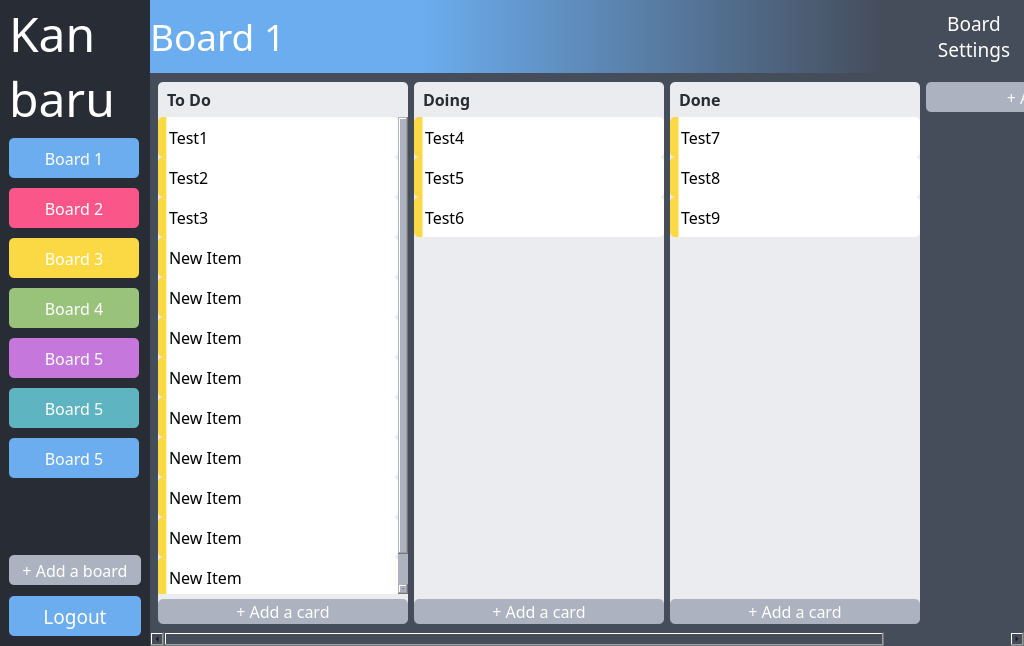
Qt form src/ui/main.ui (dulapahv/Kanbaru) before a commit.
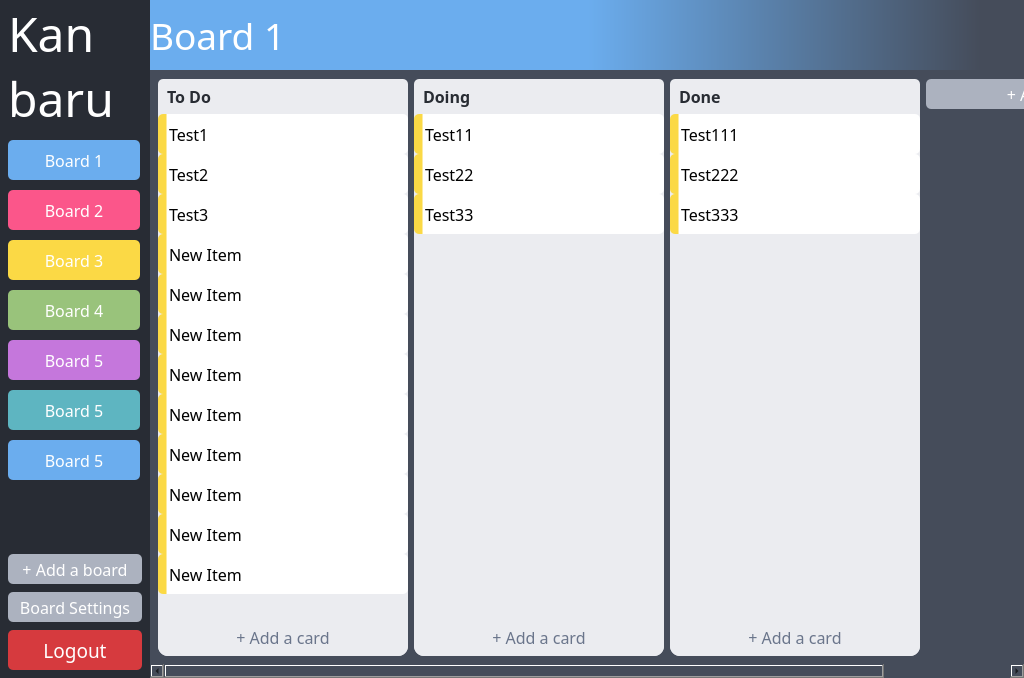
The same form after that commit.

```diff
--- a/src/ui/main.ui
+++ b/src/ui/main.ui
@@ -7,7 +7,7 @@
     <x>0</x>
     <y>0</y>
     <width>1024</width>
-    <height>646</height>
+    <height>678</height>
    </rect>
   </property>
   <property name="windowTitle">
@@ -75,14 +75,20 @@
           <string notr="true">background-color: #282c34;</string>
          </property>
          <layout class="QVBoxLayout" name="verticalLayout_2">
+          <property name="spacing">
+           <number>8</number>
+          </property>
           <property name="leftMargin">
-           <number>9</number>
+           <number>8</number>
           </property>
           <property name="topMargin">
            <number>0</number>
           </property>
+          <property name="rightMargin">
+           <number>8</number>
+          </property>
           <property name="bottomMargin">
-           <number>0</number>
+           <number>8</number>
           </property>
           <item>
            <widget class="QLabel" name="label_5">
@@ -127,8 +133,8 @@
               <rect>
                <x>0</x>
                <y>0</y>
-               <width>132</width>
-               <height>389</height>
+               <width>134</width>
+               <height>407</height>
               </rect>
              </property>
              <layout class="QVBoxLayout" name="verticalLayout_4">
@@ -352,22 +358,6 @@
             </widget>
            </widget>
           </item>
-          <item>
-           <spacer name="verticalSpacer_10">
-            <property name="orientation">
-             <enum>Qt::Vertical</enum>
-            </property>
-            <property name="sizeType">
-             <enum>QSizePolicy::Fixed</enum>
-            </property>
-            <property name="sizeHint" stdset="0">
-             <size>
-              <width>20</width>
-              <height>5</height>
-             </size>
-            </property>
-           </spacer>
-          </item>
           <item>
            <widget class="QPushButton" name="pushButton_13">
             <property name="minimumSize">
@@ -395,20 +385,30 @@
            </widget>
           </item>
           <item>
-           <spacer name="verticalSpacer_5">
-            <property name="orientation">
-             <enum>Qt::Vertical</enum>
-            </property>
-            <property name="sizeType">
-             <enum>QSizePolicy::Fixed</enum>
-            </property>
-            <property name="sizeHint" stdset="0">
+           <widget class="QPushButton" name="pushButton_15">
+            <property name="minimumSize">
              <size>
-              <width>20</width>
-              <height>5</height>
+              <width>0</width>
+              <height>30</height>
              </size>
             </property>
-           </spacer>
+            <property name="font">
+             <font>
+              <family>Torus Pro</family>
+              <pointsize>12</pointsize>
+             </font>
+            </property>
+            <property name="cursor">
+             <cursorShape>PointingHandCursor</cursorShape>
+            </property>
+            <property name="styleSheet">
+             <string notr="true">QPushButton {background-color: #acb2bf; color: #ffffff; border-radius: 5px}
+QPushButton:hover {background-color: #7e828c;}</string>
+            </property>
+            <property name="text">
+             <string>Board Settings</string>
+            </property>
+           </widget>
           </item>
           <item>
            <widget class="QPushButton" name="pushButton_7">
@@ -428,30 +428,14 @@
              <cursorShape>PointingHandCursor</cursorShape>
             </property>
             <property name="styleSheet">
-             <string notr="true">QPushButton {background-color: #6badee; color: #ffffff; border-radius: 5px}
-QPushButton:hover {background-color: #5487bb;}</string>
+             <string notr="true">QPushButton {background-color: #d63a3e; color: #ffffff; border-radius: 5px}
+QPushButton:hover {background-color: #9e2a2a;}</string>
             </property>
             <property name="text">
              <string>Logout</string>
             </property>
            </widget>
           </item>
-          <item>
-           <spacer name="verticalSpacer_9">
-            <property name="orientation">
-             <enum>Qt::Vertical</enum>
-            </property>
-            <property name="sizeType">
-             <enum>QSizePolicy::Fixed</enum>
-            </property>
-            <property name="sizeHint" stdset="0">
-             <size>
-              <width>20</width>
-              <height>10</height>
-             </size>
-            </property>
-           </spacer>
-          </item>
          </layout>
         </widget>
        </item>
@@ -464,6 +448,12 @@
            </property>
            <item>
             <widget class="QLabel" name="label">
+             <property name="minimumSize">
+              <size>
+               <width>0</width>
+               <height>70</height>
+              </size>
+             </property>
              <property name="font">
               <font>
                <family>Torus Pro</family>
@@ -471,7 +461,7 @@
               </font>
              </property>
              <property name="styleSheet">
-              <string notr="true">background-color: qlineargradient(spread:pad, x1:0.35, y1:0.5, x2:0.95, y2:0.5, stop:0 rgba(107, 173, 238, 255), stop:1 rgba(69, 76, 90, 255));
+              <string notr="true">background-color: qlineargradient(spread:pad, x1:0.5, y1:0.5, x2:0.95, y2:0.5, stop:0 rgba(107, 173, 238, 255), stop:1 rgba(69, 76, 90, 255));
 color: #FFFFFF;</string>
              </property>
              <property name="text">
@@ -482,48 +472,6 @@
              </property>
             </widget>
            </item>
-           <item>
-            <widget class="QPushButton" name="pushButton_14">
-             <property name="sizePolicy">
-              <sizepolicy hsizetype="Fixed" vsizetype="Fixed">
-               <horstretch>0</horstretch>
-               <verstretch>0</verstretch>
-              </sizepolicy>
-             </property>
-             <property name="minimumSize">
-              <size>
-               <width>100</width>
-               <height>73</height>
-              </size>
-             </property>
-             <property name="font">
-              <font>
-               <family>Torus Pro</family>
-               <pointsize>14</pointsize>
-              </font>
-             </property>
-             <property name="cursor">
-              <cursorShape>PointingHandCursor</cursorShape>
-             </property>
-             <property name="styleSheet">
-              <string notr="true">QPushButton {background-color: #454c5a; color: #ffffff; border-radius: 5px}
-QPushButton:hover {background-color: #7e828c;}</string>
-             </property>
-             <property name="text">
-              <string>Board
-Settings</string>
-             </property>
-             <property name="autoDefault">
-              <bool>false</bool>
-             </property>
-             <property name="default">
-              <bool>false</bool>
-             </property>
-             <property name="flat">
-              <bool>false</bool>
-             </property>
-            </widget>
-           </item>
           </layout>
          </item>
          <item>
@@ -570,10 +518,10 @@
               <widget class="QWidget" name="scrollAreaWidgetContents">
                <property name="geometry">
                 <rect>
-                 <x>0</x>
+                 <x>-20</x>
                  <y>0</y>
                  <width>1032</width>
-                 <height>544</height>
+                 <height>579</height>
                 </rect>
                </property>
                <layout class="QHBoxLayout" name="horizontalLayout_5">
@@ -787,21 +735,20 @@
                     </widget>
                    </item>
                    <item>
-                    <spacer name="verticalSpacer_6">
-                     <property name="orientation">
-                      <enum>Qt::Vertical</enum>
-                     </property>
-                     <property name="sizeType">
-                      <enum>QSizePolicy::Fixed</enum>
-                     </property>
-                     <property name="sizeHint" stdset="0">
-                      <size>
-                       <width>20</width>
-                       <height>5</height>
-                      </size>
-                     </property>
-                    </spacer>
-                   </item>
+                    <widget class="QWidget" name="widget_8" native="true">
+                     <layout class="QVBoxLayout" name="verticalLayout_6">
+                      <property name="leftMargin">
+                       <number>6</number>
+                      </property>
+                      <property name="topMargin">
+                       <number>6</number>
+                      </property>
+                      <property name="rightMargin">
+                       <number>6</number>
+                      </property>
+                      <property name="bottomMargin">
+                       <number>6</number>
+                      </property>
                    <item>
                     <widget class="QPushButton" name="pushButton_4">
                      <property name="minimumSize">
@@ -820,12 +767,15 @@
                       <cursorShape>PointingHandCursor</cursorShape>
                      </property>
                      <property name="styleSheet">
-                      <string notr="true">QPushButton {background-color: #acb2bf; color: #ffffff; border-radius: 5px}
-QPushButton:hover {background-color: #7e828c;}</string>
+                         <string notr="true">QPushButton {background-color: #ebecf0; color: #6a758b; border-radius: 5px}
+QPushButton:hover {background-color: #dadbe2; color: #505b76}</string>
                      </property>
                      <property name="text">
                       <string>+ Add a card</string>
                      </property>
+                       </widget>
+                      </item>
+                     </layout>
                     </widget>
                    </item>
                   </layout>
@@ -867,12 +817,6 @@
                    </property>
                    <item>
                     <widget class="QLabel" name="label_3">
-                     <property name="sizePolicy">
-                      <sizepolicy hsizetype="Preferred" vsizetype="Fixed">
-                       <horstretch>0</horstretch>
-                       <verstretch>0</verstretch>
-                      </sizepolicy>
-                     </property>
                      <property name="minimumSize">
                       <size>
                        <width>0</width>
@@ -919,7 +863,7 @@
                    <item>
                     <widget class="QListWidget" name="listWidget_4">
                      <property name="sizePolicy">
-                      <sizepolicy hsizetype="Fixed" vsizetype="Minimum">
+                      <sizepolicy hsizetype="Fixed" vsizetype="Expanding">
                        <horstretch>0</horstretch>
                        <verstretch>0</verstretch>
                       </sizepolicy>
@@ -965,7 +909,7 @@
                      </property>
                      <item>
                       <property name="text">
-                       <string>Test4</string>
+                       <string>Test11</string>
                       </property>
                       <property name="flags">
                        <set>ItemIsSelectable|ItemIsEditable|ItemIsDragEnabled|ItemIsUserCheckable|ItemIsEnabled</set>
@@ -973,7 +917,7 @@
                      </item>
                      <item>
                       <property name="text">
-                       <string>Test5</string>
+                       <string>Test22</string>
                       </property>
                       <property name="flags">
                        <set>ItemIsSelectable|ItemIsEditable|ItemIsDragEnabled|ItemIsUserCheckable|ItemIsEnabled</set>
@@ -981,7 +925,7 @@
                      </item>
                      <item>
                       <property name="text">
-                       <string>Test6</string>
+                       <string>Test33</string>
                       </property>
                       <property name="flags">
                        <set>ItemIsSelectable|ItemIsEditable|ItemIsDragEnabled|ItemIsUserCheckable|ItemIsEnabled</set>
@@ -990,21 +934,20 @@
                     </widget>
                    </item>
                    <item>
-                    <spacer name="verticalSpacer_7">
-                     <property name="orientation">
-                      <enum>Qt::Vertical</enum>
-                     </property>
-                     <property name="sizeType">
-                      <enum>QSizePolicy::Fixed</enum>
-                     </property>
-                     <property name="sizeHint" stdset="0">
-                      <size>
-                       <width>20</width>
-                       <height>5</height>
-                      </size>
-                     </property>
-                    </spacer>
-                   </item>
+                    <widget class="QWidget" name="widget_9" native="true">
+                     <layout class="QVBoxLayout" name="verticalLayout_7">
+                      <property name="leftMargin">
+                       <number>6</number>
+                      </property>
+                      <property name="topMargin">
+                       <number>6</number>
+                      </property>
+                      <property name="rightMargin">
+                       <number>6</number>
+                      </property>
+                      <property name="bottomMargin">
+                       <number>6</number>
+                      </property>
                    <item>
                     <widget class="QPushButton" name="pushButton_5">
                      <property name="minimumSize">
@@ -1023,12 +966,15 @@
                       <cursorShape>PointingHandCursor</cursorShape>
                      </property>
                      <property name="styleSheet">
-                      <string notr="true">QPushButton {background-color: #acb2bf; color: #ffffff; border-radius: 5px}
-QPushButton:hover {background-color: #7e828c;}</string>
+                         <string notr="true">QPushButton {background-color: #ebecf0; color: #6a758b; border-radius: 5px}
+QPushButton:hover {background-color: #dadbe2; color: #505b76}</string>
                      </property>
                      <property name="text">
                       <string>+ Add a card</string>
                      </property>
+                       </widget>
+                      </item>
+                     </layout>
                     </widget>
                    </item>
                   </layout>
@@ -1052,7 +998,7 @@
                    <string notr="true">background-color: #ebecf0;
 border-radius: 10px;</string>
                   </property>
-                  <layout class="QVBoxLayout" name="verticalLayout_7">
+                  <layout class="QVBoxLayout" name="verticalLayout_8">
                    <property name="spacing">
                     <number>0</number>
                    </property>
@@ -1154,9 +1100,6 @@
                      <property name="defaultDropAction">
                       <enum>Qt::MoveAction</enum>
                      </property>
-                     <property name="alternatingRowColors">
-                      <bool>false</bool>
-                     </property>
                      <property name="spacing">
                       <number>5</number>
                      </property>
@@ -1165,7 +1108,7 @@
                      </property>
                      <item>
                       <property name="text">
-                       <string>Test7</string>
+                       <string>Test111</string>
                       </property>
                       <property name="flags">
                        <set>ItemIsSelectable|ItemIsEditable|ItemIsDragEnabled|ItemIsUserCheckable|ItemIsEnabled</set>
@@ -1173,7 +1116,7 @@
                      </item>
                      <item>
                       <property name="text">
-                       <string>Test8</string>
+                       <string>Test222</string>
                       </property>
                       <property name="flags">
                        <set>ItemIsSelectable|ItemIsEditable|ItemIsDragEnabled|ItemIsUserCheckable|ItemIsEnabled</set>
@@ -1181,7 +1124,7 @@
                      </item>
                      <item>
                       <property name="text">
-                       <string>Test9</string>
+                       <string>Test333</string>
                       </property>
                       <property name="flags">
                        <set>ItemIsSelectable|ItemIsEditable|ItemIsDragEnabled|ItemIsUserCheckable|ItemIsEnabled</set>
@@ -1190,21 +1133,20 @@
                     </widget>
                    </item>
                    <item>
-                    <spacer name="verticalSpacer_8">
-                     <property name="orientation">
-                      <enum>Qt::Vertical</enum>
-                     </property>
-                     <property name="sizeType">
-                      <enum>QSizePolicy::Fixed</enum>
-                     </property>
-                     <property name="sizeHint" stdset="0">
-                      <size>
-                       <width>20</width>
-                       <height>5</height>
-                      </size>
-                     </property>
-                    </spacer>
-                   </item>
+                    <widget class="QWidget" name="widget_10" native="true">
+                     <layout class="QVBoxLayout" name="verticalLayout_10">
+                      <property name="leftMargin">
+                       <number>6</number>
+                      </property>
+                      <property name="topMargin">
+                       <number>6</number>
+                      </property>
+                      <property name="rightMargin">
+                       <number>6</number>
+                      </property>
+                      <property name="bottomMargin">
+                       <number>6</number>
+                      </property>
                    <item>
                     <widget class="QPushButton" name="pushButton_6">
                      <property name="minimumSize">
@@ -1223,12 +1165,15 @@
                       <cursorShape>PointingHandCursor</cursorShape>
                      </property>
                      <property name="styleSheet">
-                      <string notr="true">QPushButton {background-color: #acb2bf; color: #ffffff; border-radius: 5px}
-QPushButton:hover {background-color: #7e828c;}</string>
+                         <string notr="true">QPushButton {background-color: #ebecf0; color: #6a758b; border-radius: 5px}
+QPushButton:hover {background-color: #dadbe2; color: #505b76}</string>
                      </property>
                      <property name="text">
                       <string>+ Add a card</string>
                      </property>
+                       </widget>
+                      </item>
+                     </layout>
                     </widget>
                    </item>
                   </layout>
```
Left out of the diff: 12 changed lines with no effect on the pictures. Lines whose indentation alone changed are shown as unchanged.
